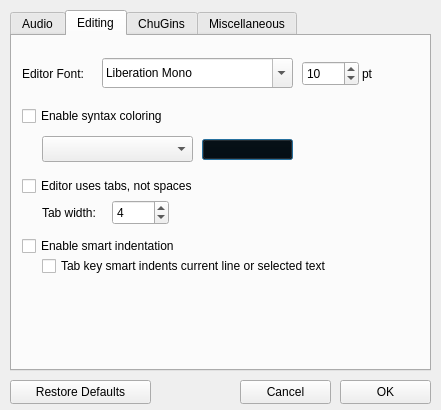
Before: the Qt Designer form src/qt/mAPreferencesWindow.ui in ccrma/miniAudicle, drawn with Qt 5.
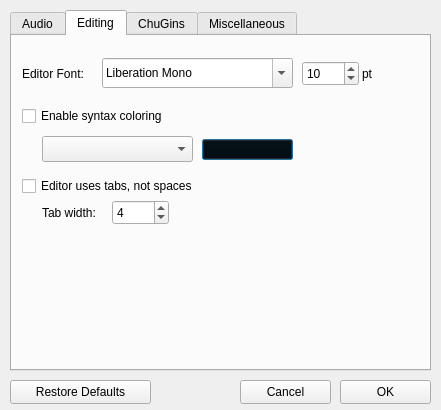
After: the same form once the commit is applied. The open tabs and pages were chosen to show the change. Icons and pictures are not drawn.

```diff
--- a/src/qt/mAPreferencesWindow.ui
+++ b/src/qt/mAPreferencesWindow.ui
@@ -438,32 +438,6 @@
       <number>4</number>
      </property>
     </widget>
-    <widget class="QCheckBox" name="enableSmartIndentation">
-     <property name="geometry">
-      <rect>
-       <x>10</x>
-       <y>200</y>
-       <width>201</width>
-       <height>20</height>
-      </rect>
-     </property>
-     <property name="text">
-      <string>Enable smart indentation</string>
-     </property>
-    </widget>
-    <widget class="QCheckBox" name="tabKeySmartIndents">
-     <property name="geometry">
-      <rect>
-       <x>30</x>
-       <y>220</y>
-       <width>341</width>
-       <height>20</height>
-      </rect>
-     </property>
-     <property name="text">
-      <string>Tab key smart indents current line or selected text</string>
-     </property>
-    </widget>
    </widget>
    <widget class="QWidget" name="chuginsTab">
     <attribute name="title">
```
Left out of the diff: 2 changed lines with no effect on the pictures.
